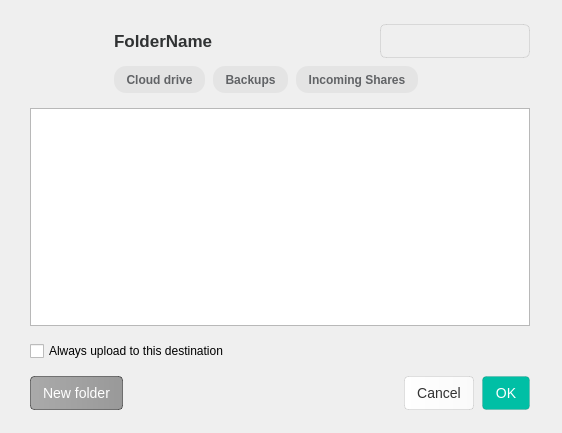
meganz/MEGAsync, file src/MEGASync/gui/node_selector/gui/macx/NodeSelectorTreeViewWidget.ui: the form before one commit.
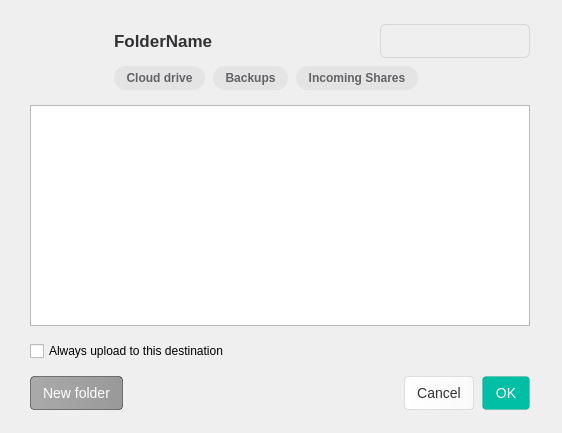
The form after the commit. Icons and pictures are not drawn. Custom widgets are drawn as their Qt base class.

Commit message: search chips margin/sizes adjusted for windows. Search chip selection behaviour fix. Hover_selection enabled for these buttons

Patch:
```diff
--- a/src/MEGASync/gui/node_selector/gui/macx/NodeSelectorTreeViewWidget.ui
+++ b/src/MEGASync/gui/node_selector/gui/macx/NodeSelectorTreeViewWidget.ui
@@ -291,6 +291,12 @@
          <height>0</height>
         </size>
        </property>
+       <property name="maximumSize">
+        <size>
+         <width>16777215</width>
+         <height>24</height>
+        </size>
+       </property>
        <property name="styleSheet">
         <string notr="true">QToolButton
 {
```
Left out of the diff: 9 changed lines with no effect on the pictures. The commit also changes 7 other files.
